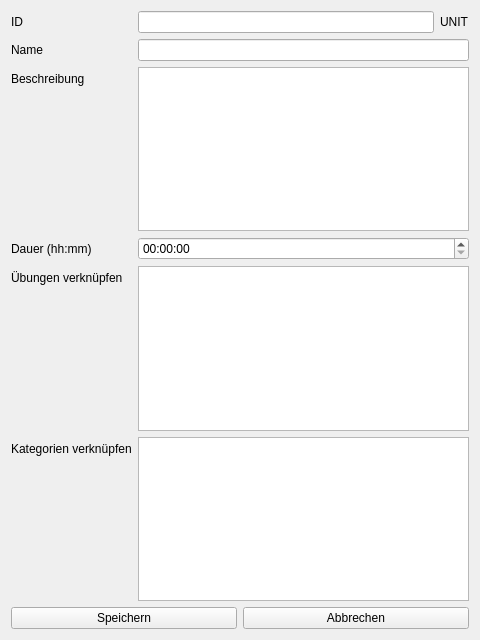
UltimateCuB3R/DLMCSPSE01_D, file app/view/unit_widget.ui: the form before one commit.
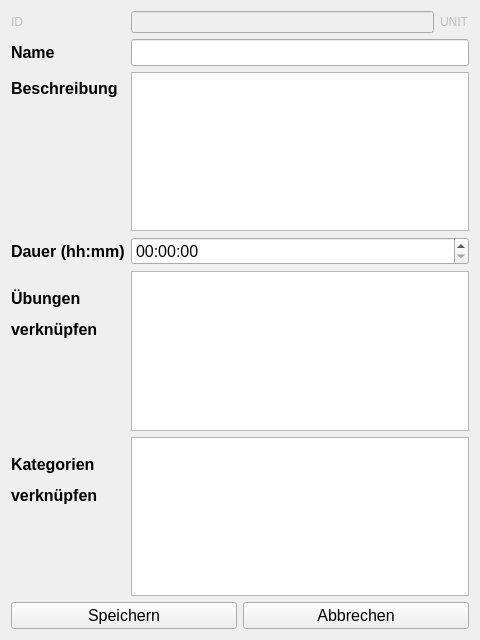
The form after the commit.

The edit to the form file:
```diff
--- a/app/view/unit_widget.ui
+++ b/app/view/unit_widget.ui
@@ -18,6 +18,9 @@
     <layout class="QFormLayout" name="formLayout">
      <item row="0" column="0">
       <widget class="QLabel" name="label_id">
+       <property name="enabled">
+        <bool>false</bool>
+       </property>
        <property name="text">
         <string>ID</string>
        </property>
@@ -27,6 +30,9 @@
       <layout class="QHBoxLayout" name="horizontalLayout_2">
        <item>
         <widget class="QLineEdit" name="lineEdit_id">
+         <property name="enabled">
+          <bool>false</bool>
+         </property>
          <property name="readOnly">
           <bool>true</bool>
          </property>
@@ -34,6 +40,9 @@
        </item>
        <item>
         <widget class="QLabel" name="label_table_name">
+         <property name="enabled">
+          <bool>false</bool>
+         </property>
          <property name="text">
           <string>UNIT</string>
          </property>
@@ -43,6 +52,13 @@
      </item>
      <item row="1" column="0">
       <widget class="QLabel" name="label_name">
+       <property name="font">
+        <font>
+         <pointsize>12</pointsize>
+         <weight>75</weight>
+         <bold>true</bold>
+        </font>
+       </property>
        <property name="text">
         <string>Name</string>
        </property>
@@ -50,6 +66,11 @@
      </item>
      <item row="1" column="1">
       <widget class="QLineEdit" name="lineEdit_name">
+       <property name="font">
+        <font>
+         <pointsize>12</pointsize>
+        </font>
+       </property>
        <property name="text">
         <string extracomment="Name der Übung"/>
        </property>
@@ -57,33 +78,71 @@
      </item>
      <item row="2" column="0">
       <widget class="QLabel" name="label_description">
+       <property name="font">
+        <font>
+         <pointsize>12</pointsize>
+         <weight>75</weight>
+         <bold>true</bold>
+        </font>
+       </property>
        <property name="text">
         <string>Beschreibung</string>
        </property>
       </widget>
      </item>
      <item row="2" column="1">
-      <widget class="QTextEdit" name="textEdit_description"/>
+      <widget class="QTextEdit" name="textEdit_description">
+       <property name="font">
+        <font>
+         <pointsize>12</pointsize>
+        </font>
+       </property>
+      </widget>
      </item>
      <item row="3" column="0">
       <widget class="QLabel" name="label_duration">
+       <property name="font">
+        <font>
+         <pointsize>12</pointsize>
+         <weight>75</weight>
+         <bold>true</bold>
+        </font>
+       </property>
        <property name="text">
         <string>Dauer (hh:mm)</string>
        </property>
       </widget>
      </item>
      <item row="3" column="1">
-      <widget class="QTimeEdit" name="timeEdit_duration"/>
+      <widget class="QTimeEdit" name="timeEdit_duration">
+       <property name="font">
+        <font>
+         <pointsize>12</pointsize>
+        </font>
+       </property>
+      </widget>
      </item>
      <item row="4" column="0">
       <widget class="QLabel" name="label_link_exercise">
+       <property name="font">
+        <font>
+         <pointsize>12</pointsize>
+         <weight>75</weight>
+         <bold>true</bold>
+        </font>
+       </property>
        <property name="text">
-        <string>Übungen verknüpfen</string>
+        <string>&lt;html&gt;&lt;head/&gt;&lt;body&gt;&lt;p&gt;Übungen&lt;/p&gt;&lt;p&gt;verknüpfen&lt;/p&gt;&lt;/body&gt;&lt;/html&gt;</string>
        </property>
       </widget>
      </item>
      <item row="4" column="1">
       <widget class="QTableWidget" name="table_exercise">
+       <property name="font">
+        <font>
+         <pointsize>12</pointsize>
+        </font>
+       </property>
        <property name="editTriggers">
         <set>QAbstractItemView::NoEditTriggers</set>
        </property>
@@ -109,6 +168,11 @@
      </item>
      <item row="5" column="1">
       <widget class="QTableWidget" name="table_category">
+       <property name="font">
+        <font>
+         <pointsize>12</pointsize>
+        </font>
+       </property>
        <property name="editTriggers">
         <set>QAbstractItemView::DoubleClicked</set>
        </property>
@@ -128,8 +192,15 @@
      </item>
      <item row="5" column="0">
       <widget class="QLabel" name="label_link_category">
+       <property name="font">
+        <font>
+         <pointsize>12</pointsize>
+         <weight>75</weight>
+         <bold>true</bold>
+        </font>
+       </property>
        <property name="text">
-        <string>Kategorien verknüpfen</string>
+        <string>&lt;html&gt;&lt;head/&gt;&lt;body&gt;&lt;p&gt;Kategorien&lt;/p&gt;&lt;p&gt;verknüpfen&lt;/p&gt;&lt;/body&gt;&lt;/html&gt;</string>
        </property>
       </widget>
      </item>
@@ -139,6 +210,11 @@
     <layout class="QHBoxLayout" name="horizontalLayout">
      <item>
       <widget class="QPushButton" name="pushButton_save">
+       <property name="font">
+        <font>
+         <pointsize>12</pointsize>
+        </font>
+       </property>
        <property name="text">
         <string>Speichern</string>
        </property>
@@ -146,6 +222,11 @@
      </item>
      <item>
       <widget class="QPushButton" name="pushButton_cancel">
+       <property name="font">
+        <font>
+         <pointsize>12</pointsize>
+        </font>
+       </property>
        <property name="text">
         <string>Abbrechen</string>
        </property>
```
